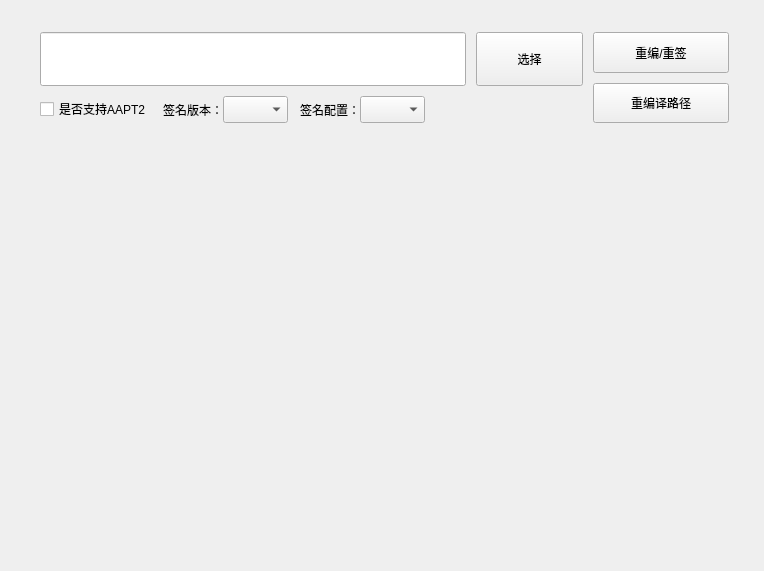
The window that res/ui/widget_repack.ui (purejiang/BlankTool) describes before a commit, drawn with Qt 5.
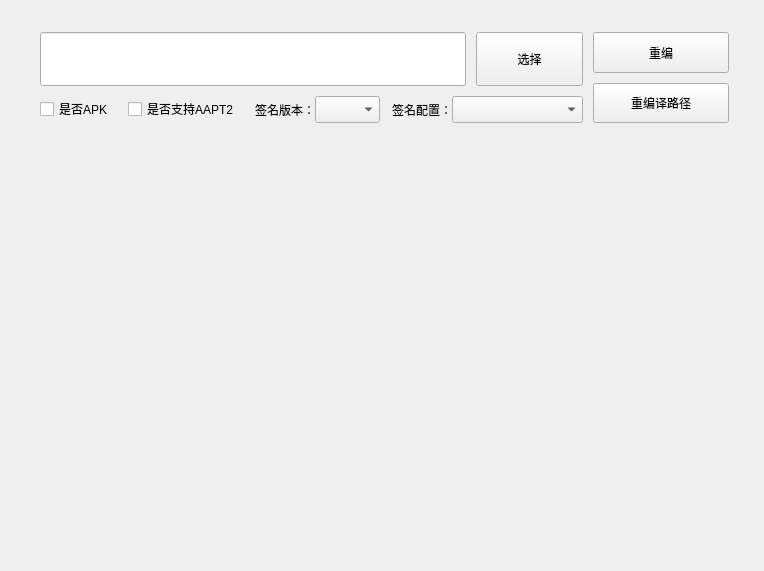
The same window after the commit.

Commit message: 重编页面新增apk重签功能

```diff
--- a/res/ui/widget_repack.ui
+++ b/res/ui/widget_repack.ui
@@ -111,10 +111,17 @@
                </layout>
               </item>
               <item>
-               <layout class="QHBoxLayout" name="horizontalLayout_8" stretch="0,0,0,1">
+               <layout class="QHBoxLayout" name="horizontalLayout_8" stretch="2,3,2,5">
                 <property name="spacing">
                  <number>12</number>
                 </property>
+                <item>
+                 <widget class="QCheckBox" name="ckb_is_resign_apk">
+                  <property name="text">
+                   <string>是否APK</string>
+                  </property>
+                 </widget>
+                </item>
                 <item>
                  <widget class="QCheckBox" name="ckb_support_aapt2">
                   <property name="text">
@@ -192,19 +199,6 @@
                   </item>
                  </layout>
                 </item>
-                <item>
-                 <spacer name="horizontalSpacer">
-                  <property name="orientation">
-                   <enum>Qt::Horizontal</enum>
-                  </property>
-                  <property name="sizeHint" stdset="0">
-                   <size>
-                    <width>40</width>
-                    <height>20</height>
-                   </size>
-                  </property>
-                 </spacer>
-                </item>
                </layout>
               </item>
              </layout>
@@ -220,7 +214,7 @@
                  </sizepolicy>
                 </property>
                 <property name="text">
-                 <string>重编/重签</string>
+                 <string>重编</string>
                 </property>
                </widget>
               </item>
```
Left out of the diff: 2 changed lines with no effect on the pictures. The commit also changes 5 other files.
